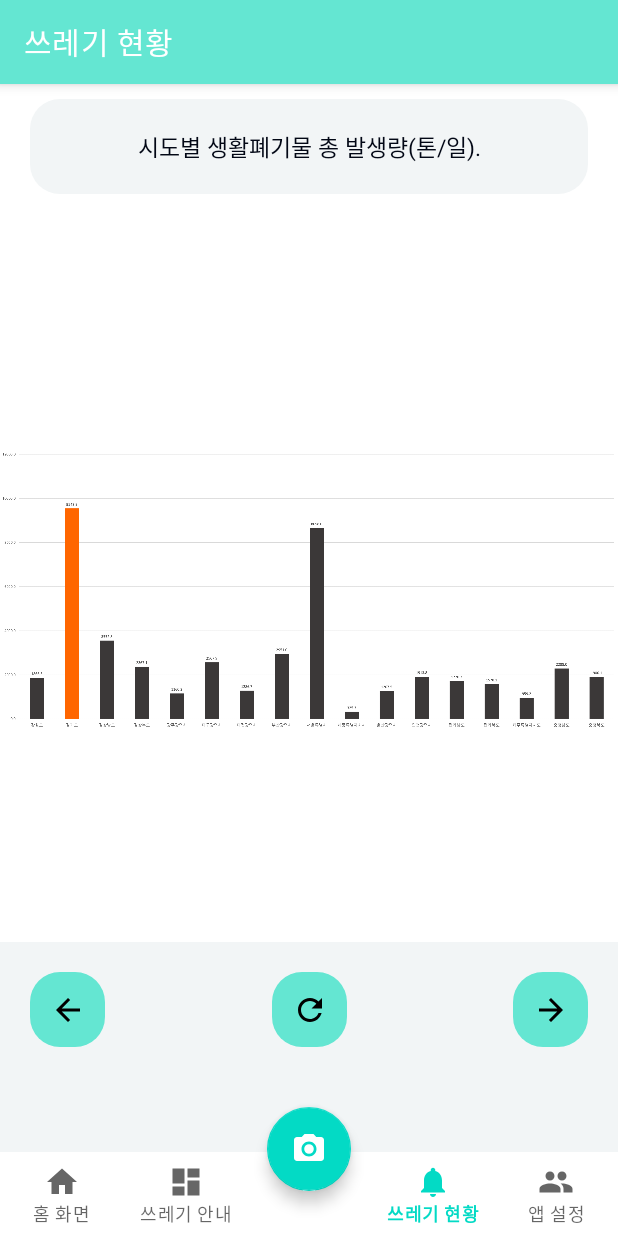
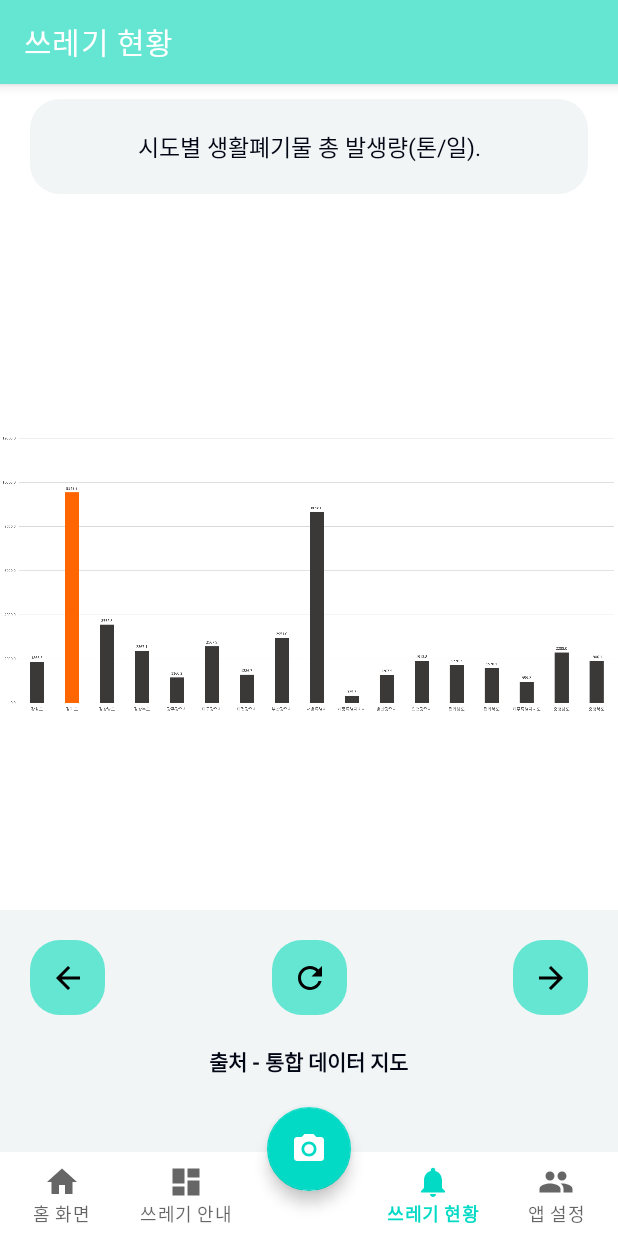
Before and after one commit to ICARUS-Coding-Club/Recycle-App, an Android app: the CurrentSituationFragment screen opened through its navigation route, on a phone screen of 412 x 824 dp. Run offline under Robolectric (Android 15) with nearby library versions, the phone set to English and light mode, and no system bars; our stand-ins replace navigation-ui; pictures from the network do not load.

Commit message:
그래프 출처 표시

```diff
--- a/app/src/main/res/layout/fragment_current_situation.xml
+++ b/app/src/main/res/layout/fragment_current_situation.xml
@@ -43,7 +43,6 @@
 
             android:layout_width="match_parent"
             android:layout_height="wrap_content"
-            android:layout_marginBottom="50dp"
             android:padding="20dp">
 
         <ImageButton
@@ -76,6 +75,19 @@
             app:layout_constraintBottom_toBottomOf="parent"
             app:layout_constraintEnd_toEndOf="parent"/>
         </androidx.constraintlayout.widget.ConstraintLayout>
+        <LinearLayout
+            android:layout_width="match_parent"
+            android:layout_height="wrap_content"
+            android:layout_marginBottom="50dp"
+            android:gravity="center">
+            <TextView
+                android:layout_width="wrap_content"
+                android:layout_height="wrap_content"
+                android:textStyle="bold"
+                android:textSize="14sp"
+                android:text="출처 - 통합 데이터 지도"/>
+        </LinearLayout>
+
     </LinearLayout>
 
 
```
